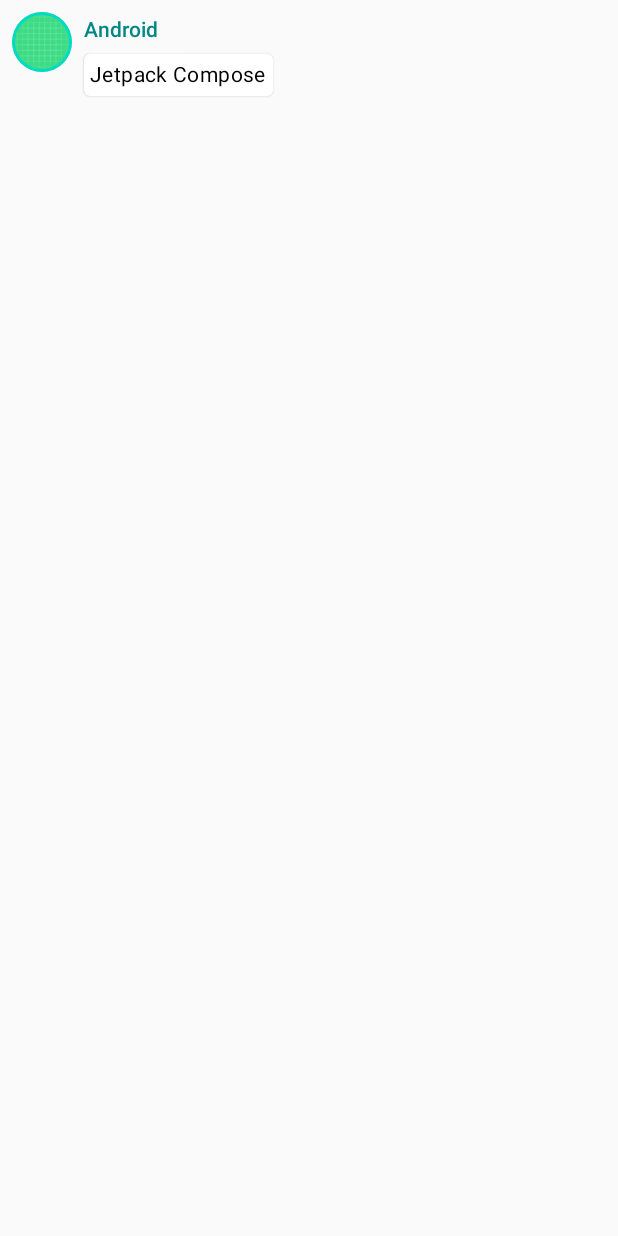
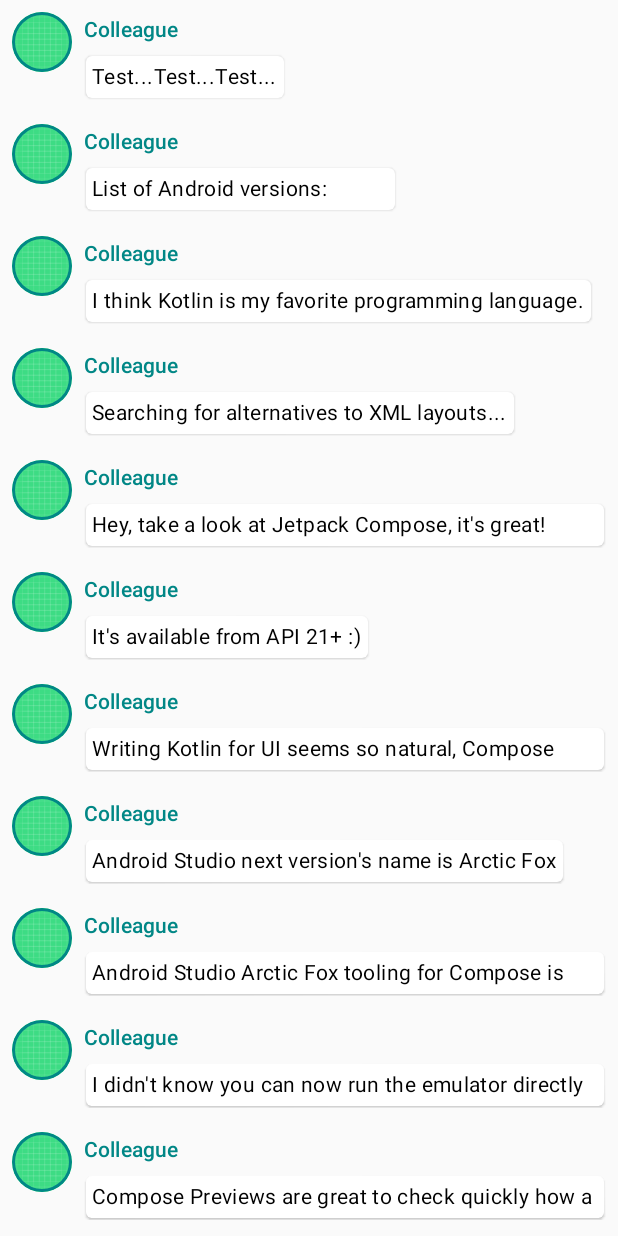
Before and after one commit to LeeSeungYun1020/ComposeApplicationBasic, an Android app built with Jetpack Compose: the screen it shows after launch (MainActivity), on a phone screen of 412 x 824 dp. Run offline under Robolectric (Android 15) with nearby library versions, the phone set to English and light mode, and no system bars; missing, so only their content is drawn: ComposeApplicationTheme.

Commit message:
List and animations

```diff
--- a/app/src/main/java/com/LeeSeungYun1020/composeapplication/MainActivity.kt
+++ b/app/src/main/java/com/LeeSeungYun1020/composeapplication/MainActivity.kt
@@ -4,16 +4,22 @@ import android.content.res.Configuration
 import android.os.Bundle
 import androidx.activity.ComponentActivity
 import androidx.activity.compose.setContent
+import androidx.compose.animation.animateColorAsState
+import androidx.compose.animation.animateContentSize
 import androidx.compose.foundation.Image
 import androidx.compose.foundation.border
+import androidx.compose.foundation.clickable
 import androidx.compose.foundation.layout.*
+import androidx.compose.foundation.lazy.LazyColumn
+import androidx.compose.foundation.lazy.items
 import androidx.compose.foundation.shape.CircleShape
 import androidx.compose.material.MaterialTheme
 import androidx.compose.material.Surface
 import androidx.compose.material.Text
-import androidx.compose.runtime.Composable
+import androidx.compose.runtime.*
 import androidx.compose.ui.Modifier
 import androidx.compose.ui.draw.clip
+import androidx.compose.ui.graphics.Color
 import androidx.compose.ui.res.painterResource
 import androidx.compose.ui.tooling.preview.Preview
 import androidx.compose.ui.unit.dp
@@ -24,7 +30,7 @@ class MainActivity : ComponentActivity() {
         super.onCreate(savedInstanceState)
         setContent {
             ComposeApplicationTheme {
-                MessageCard(Message("Android", "Jetpack Compose"))
+                Conversation(messages = SampleData.conversationSample)
             }
         }
     }
@@ -34,19 +40,28 @@ data class Message(val author: String, val body: String)
 
 @Composable
 fun MessageCard(msg: Message) {
-    Row(modifier = Modifier.padding(all = 8.dp)) {
+    Row(modifier = Modifier.padding(8.dp)) {
         Image(
             painter = painterResource(id = R.drawable.ic_launcher_background),
-            contentDescription = "Profile",
+            contentDescription = "profile",
             modifier = Modifier
                 .size(40.dp)
                 .clip(CircleShape)
-                .border(1.5.dp, MaterialTheme.colors.secondary, CircleShape)
+                .border(1.5.dp, MaterialTheme.colors.secondaryVariant, CircleShape)
         )
 
         Spacer(modifier = Modifier.width(8.dp))
 
-        Column {
+        var isExpanded by remember {
+            mutableStateOf(false)
+        }
+        val surfaceColor: Color by animateColorAsState(
+            targetValue =
+            if (isExpanded) MaterialTheme.colors.primary else MaterialTheme.colors.surface
+        )
+        Column(modifier = Modifier.clickable {
+            isExpanded = !isExpanded
+        }) {
             Text(
                 text = msg.author,
                 color = MaterialTheme.colors.secondaryVariant,
@@ -55,16 +70,21 @@ fun MessageCard(msg: Message) {
 
             Spacer(modifier = Modifier.height(4.dp))
 
-            Surface(shape = MaterialTheme.shapes.medium, elevation = 1.dp) {
+            Surface(
+                shape = MaterialTheme.shapes.medium,
+                elevation = 1.dp,
+                color = surfaceColor,
+                modifier = Modifier.animateContentSize().padding(1.dp)
+            ) {
                 Text(
                     text = msg.body,
                     modifier = Modifier.padding(all = 4.dp),
+                    maxLines = if (isExpanded) Int.MAX_VALUE else 1,
                     style = MaterialTheme.typography.body2
                 )
             }
         }
     }
-
 }
 
 @Preview(
@@ -81,3 +101,20 @@ fun PreviewMessageCard() {
         MessageCard(msg = Message("Colleague", "Hey, take a look at this"))
     }
 }
+
+@Composable
+fun Conversation(messages: List<Message>) {
+    LazyColumn {
+        items(messages) { message ->
+            MessageCard(msg = message)
+        }
+    }
+}
+
+@Preview
+@Composable
+fun PreviewConversation() {
+    ComposeApplicationTheme {
+        Conversation(messages = SampleData.conversationSample)
+    }
+}
--- /dev/null
+++ b/app/src/main/java/com/LeeSeungYun1020/composeapplication/SampleData.kt
@@ -0,0 +1,72 @@
+package com.LeeSeungYun1020.composeapplication
+
+object SampleData {
+    // Sample conversation data
+    val conversationSample = listOf(
+        Message(
+            "Colleague",
+            "Test...Test...Test..."
+        ),
+        Message(
+            "Colleague",
+            "List of Android versions:\n" +
+                    "Android KitKat (API 19)\n" +
+                    "Android Lollipop (API 21)\n" +
+                    "Android Marshmallow (API 23)\n" +
+                    "Android Nougat (API 24)\n" +
+                    "Android Oreo (API 26)\n" +
+                    "Android Pie (API 28)\n" +
+                    "Android 10 (API 29)\n" +
+                    "Android 11 (API 30)\n" +
+                    "Android 12 (API 31)\n"
+        ),
+        Message(
+            "Colleague",
+            "I think Kotlin is my favorite programming language.\n" +
+                    "It's so much fun!"
+        ),
+        Message(
+            "Colleague",
+            "Searching for alternatives to XML layouts..."
+        ),
+        Message(
+            "Colleague",
+            "Hey, take a look at Jetpack Compose, it's great!\n" +
+                    "It's the Android's modern toolkit for building native UI." +
+                    "It simplifies and accelerates UI development on Android." +
+                    "Less code, powerful tools, and intuitive Kotlin APIs :)"
+        ),
+        Message(
+            "Colleague",
+            "It's available from API 21+ :)"
+        ),
+        Message(
+            "Colleague",
+            "Writing Kotlin for UI seems so natural, Compose where have you been all my life?"
+        ),
+        Message(
+            "Colleague",
+            "Android Studio next version's name is Arctic Fox"
+        ),
+        Message(
+            "Colleague",
+            "Android Studio Arctic Fox tooling for Compose is top notch ^_^"
+        ),
+        Message(
+            "Colleague",
+            "I didn't know you can now run the emulator directly from Android Studio"
+        ),
+        Message(
+            "Colleague",
+            "Compose Previews are great to check quickly how a composable layout looks like"
+        ),
+        Message(
+            "Colleague",
+            "Previews are also interactive after enabling the experimental setting"
+        ),
+        Message(
+            "Colleague",
+            "Have you tried writing build.gradle with KTS?"
+        ),
+    )
+}
--- a/app/src/main/java/com/LeeSeungYun1020/composeapplication/ui/theme/Theme.kt
+++ b/app/src/main/java/com/LeeSeungYun1020/composeapplication/ui/theme/Theme.kt
@@ -5,11 +5,14 @@ import androidx.compose.material.MaterialTheme
 import androidx.compose.material.darkColors
 import androidx.compose.material.lightColors
 import androidx.compose.runtime.Composable
+import androidx.compose.ui.graphics.Color
 
 private val DarkColorPalette = darkColors(
     primary = Purple200,
     primaryVariant = Purple700,
-    secondary = Teal200
+    secondary = Teal200,
+    background = Color.Black,
+    surface = Color.Black,
 )
 
 private val LightColorPalette = lightColors(
```
